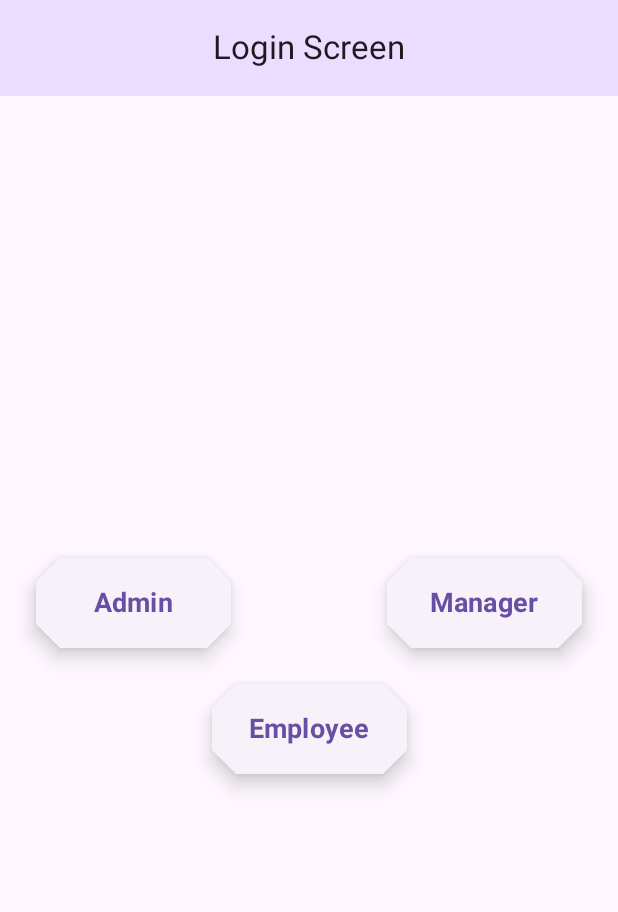
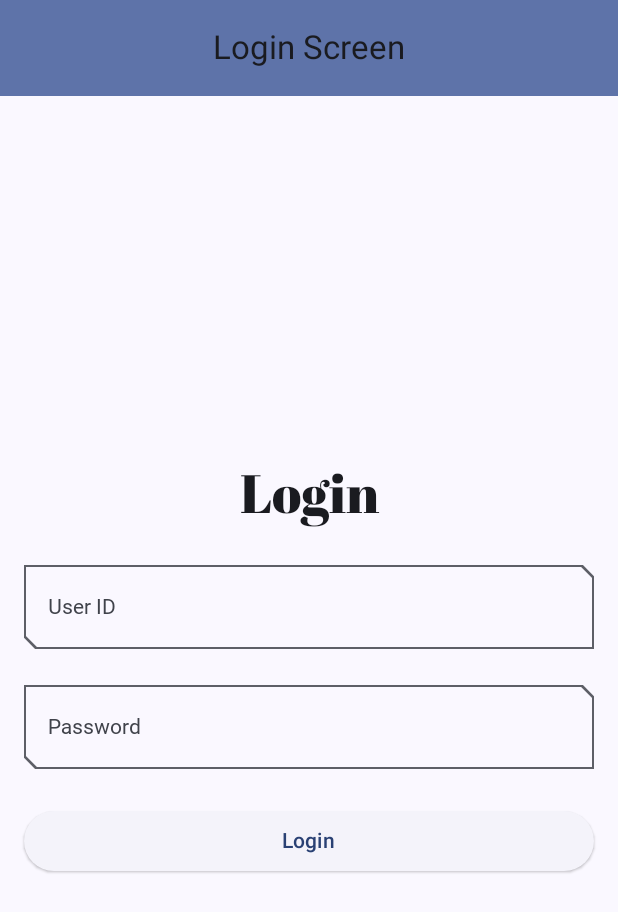
Before and after one commit to selva7378/EMPLOYEE-MANAGEMENT-SYSTEM, an Android app built with Jetpack Compose: the screen it shows after launch (MainActivity), on a phone screen of 412 x 824 dp. Shown: the top 912 px of the screen. Run offline under Robolectric (Android 15) with nearby library versions, the phone set to English and light mode, and no system bars; our stand-ins replace Room's generated code; Roboto replaces fonts that are not available here.

Commit message:
login screen changed

```diff
--- a/PrideNest/app/src/main/AndroidManifest.xml
+++ b/PrideNest/app/src/main/AndroidManifest.xml
@@ -1,6 +1,8 @@
 <?xml version="1.0" encoding="utf-8"?>
 <manifest xmlns:android="http://schemas.android.com/apk/res/android"
     xmlns:tools="http://schemas.android.com/tools">
+
+    <uses-permission android:name="android.permission.READ_EXTERNAL_STORAGE"/>
 
     <application
         android:name=".PrideNestApplication"
--- a/PrideNest/app/src/main/java/com/example/pridenest/MainActivity.kt
+++ b/PrideNest/app/src/main/java/com/example/pridenest/MainActivity.kt
@@ -24,7 +24,6 @@ class MainActivity : ComponentActivity() {
         enableEdgeToEdge()
         setContent {
             PrideNestTheme {
-
                 PrideNestApp(
                     modifier = Modifier
                 )
@@ -32,6 +31,7 @@ class MainActivity : ComponentActivity() {
             }
         }
     }
+
 }
 
 
--- a/PrideNest/app/src/main/java/com/example/pridenest/NavGraph.kt
+++ b/PrideNest/app/src/main/java/com/example/pridenest/NavGraph.kt
@@ -95,6 +95,16 @@ fun PrideNestApp(
                 modifier = Modifier.nestedScroll(scrollBehavior.nestedScrollConnection),
                 topBar = {
                     PrideAppBar(
+                        navigateToEmployeeDetailsScreen = {
+                            navController.navigate(PrideScreen.EMPLOYEE_DETAILS.name)
+                        },
+                        navigateToLoginScreen = {
+                            navController.navigate(PrideScreen.LOGIN_SCREEN.name) {
+                                popUpTo(PrideScreen.LOGIN_SCREEN.name) { // Pop everything except the login screen
+                                    inclusive = false // Keep the login screen in the backstack
+                                }
+                            }
+                        },
                         scrollBehavior = scrollBehavior,
                         currentScreen = currentScreen,
                         canNavigateBack = navController.previousBackStackEntry != null,
@@ -124,8 +134,7 @@ fun PrideNestApp(
                     when (lastLoggedInRole) {
                         "admin" -> PrideScreen.ADMIN_DASHBOARD.name
                         "manager" -> PrideScreen.MANAGER_DASHBOARD.name
-                        "employee" -> PrideScreen.EMPLOYEE_DETAILS.name
-                        else -> PrideScreen.LOGIN_SCREEN.name
+                        else -> PrideScreen.EMPLOYEE_DETAILS.name
                     }
                 } else {
                     PrideScreen.LOGIN_SCREEN.name
@@ -152,21 +161,22 @@ fun PrideNestApp(
                     modifier = Modifier.padding(innerPadding)
                 ) {
                     composable(route = PrideScreen.LOGIN_SCREEN.name) {
-                        RoleScreen(
-                            navigateToAdmin = { navController.navigate(PrideScreen.ADMIN_LOGIN.name) },
-                            navigateToManager = { navController.navigate(PrideScreen.MANAGER_LOGIN.name) },
-                            navigateToEmployee = { navController.navigate(PrideScreen.EMPLOYEE_LOGIN.name) },
-                        )
+//                        RoleScreen(
+//                            navigateToAdmin = { navController.navigate(PrideScreen.ADMIN_LOGIN.name) },
+//                            navigateToManager = { navController.navigate(PrideScreen.MANAGER_LOGIN.name) },
+//                            navigateToEmployee = { navController.navigate(PrideScreen.EMPLOYEE_LOGIN.name) },
+//                        )
+                        LoginScreen(onLoginSuccess)
                     }
-                    composable(route = PrideScreen.ADMIN_LOGIN.name) {
-                        AdminLogin(onLoginSuccess = onLoginSuccess)
-                    }
-                    composable(route = PrideScreen.MANAGER_LOGIN.name) {
-                        ManagerLogin(onLoginSuccess = onLoginSuccess)
-                    }
-                    composable(route = PrideScreen.EMPLOYEE_LOGIN.name) {
-                        EmployeeLogin(onLoginSuccess = onLoginSuccess)
-                    }
+//                    composable(route = PrideScreen.ADMIN_LOGIN.name) {
+//                        AdminLogin(onLoginSuccess = onLoginSuccess)
+//                    }
+//                    composable(route = PrideScreen.MANAGER_LOGIN.name) {
+//                        ManagerLogin(onLoginSuccess = onLoginSuccess)
+//                    }
+//                    composable(route = PrideScreen.EMPLOYEE_LOGIN.name) {
+//                        EmployeeLogin(onLoginSuccess = onLoginSuccess)
+//                    }
                     composable(route = PrideScreen.ADMIN_DASHBOARD.name) {
                         AdminDashboard(
                             { navController.navigate(PrideScreen.ADMIN_LISTING.name) },
@@ -211,6 +221,8 @@ fun PrideNestApp(
 @OptIn(ExperimentalMaterial3Api::class)
 @Composable
 fun PrideAppBar(
+    navigateToLoginScreen: () -> Unit,
+    navigateToEmployeeDetailsScreen: () -> Unit,
     scrollBehavior: TopAppBarScrollBehavior,
     currentScreen: PrideScreen,
     canNavigateBack: Boolean,
@@ -219,6 +231,7 @@ fun PrideAppBar(
 ) {
     val viewModel = LocalPrideNestViewModel.current
     val lastLoggedInUserId by viewModel.lastLoggedInUserId.collectAsState()
+    val lastLoggedInRole by viewModel.lastLoggedInRole.collectAsState()
     var expanded by remember { mutableStateOf(false) }  // State to track whether the menu is expanded
 
     CenterAlignedTopAppBar(
@@ -239,7 +252,6 @@ fun PrideAppBar(
             }
         },
         actions = {
-            // Menu icon button
             if (lastLoggedInUserId != null) {
                 IconButton(onClick = { expanded = true }) {
                     Icon(
@@ -249,18 +261,28 @@ fun PrideAppBar(
                 }
             }
 
-            // DropdownMenu to display options
             DropdownMenu(
                 expanded = expanded,
                 onDismissRequest = { expanded = false }
             ) {
+                if(lastLoggedInRole == "admin" || lastLoggedInRole == "manager") {
+                    DropdownMenuItem(
+                        text = { Text("Profile") },
+                        onClick = {
+                            expanded = false
+                            navigateToEmployeeDetailsScreen()
+                        }
+                    )
+                }
                 DropdownMenuItem(
                     text = { Text("Log Out") },
                     onClick = {
                         expanded = false
                         viewModel.logout()
+                        navigateToLoginScreen()
                     }
                 )
+
             }
         }
     )
--- a/PrideNest/app/src/main/java/com/example/pridenest/roomdb/EmployeesDao.kt
+++ b/PrideNest/app/src/main/java/com/example/pridenest/roomdb/EmployeesDao.kt
@@ -16,6 +16,9 @@ interface EmployeesDao {
 
     @Delete
     suspend fun delete(employee: Employee)
+
+    @Query("SELECT COUNT(*) FROM employees WHERE designation = 'admin'")
+    suspend fun getAdminCount(): Int
 
     @Query("SELECT team FROM Employees WHERE employeeId = :employeeId")
     suspend fun getTeamByEmployeeId(employeeId: Int): String?
--- a/PrideNest/app/src/main/java/com/example/pridenest/ui/screens/RoleScreen.kt
+++ b/PrideNest/app/src/main/java/com/example/pridenest/ui/screens/RoleScreen.kt
@@ -47,100 +47,100 @@ import com.example.pridenest.viewmodel.PrideNestViewModel
 import kotlinx.coroutines.launch
 
 
-@Composable
-fun RoleScreen(
-    navigateToAdmin: () -> Unit,
-    navigateToManager: () -> Unit,
-    navigateToEmployee: () -> Unit,
-    modifier: Modifier = Modifier
-) {
-
-    // Fancy gradient background
-    Box(
-        modifier = Modifier
-            .fillMaxSize(),
-        contentAlignment = Alignment.Center
-    ) {
-        Column(
-            modifier = Modifier
-                .padding(24.dp)
-                .fillMaxWidth(),
-            horizontalAlignment = Alignment.CenterHorizontally,
-            verticalArrangement = Arrangement.spacedBy(24.dp)
-        ) {
-            Row(
-                modifier = Modifier.fillMaxWidth(),
-                horizontalArrangement = Arrangement.SpaceBetween
-            ) {
-                // Admin Button
-                FancyButton(
-                    text = "Admin",
-                    onClick = navigateToAdmin,
-                )
-
-
-                // Manager Button
-                FancyButton(
-                    text = "Manager",
-                    onClick = navigateToManager,
-                )
-            }
-
-
-            // Employee Button
-            FancyButton(
-                text = "Employee",
-                onClick = navigateToEmployee,
-            )
-        }
-    }
-}
-
-// Reusable Fancy Button
-@Composable
-fun FancyButton(
-    text: String,
-    onClick: () -> Unit,
-) {
-    ElevatedButton(
-        onClick = onClick,
-        modifier = Modifier
-            .height(60.dp) // Set fixed height
-            .width(130.dp),
-        shape = CutCornerShape(topEnd = 16.dp, bottomStart = 16.dp, bottomEnd =  16.dp, topStart =  16.dp),
-        elevation = ButtonDefaults.elevatedButtonElevation(8.dp)
-    ) {
-        Text(
-            text = text,
-            fontWeight = FontWeight.Bold,
-            fontSize = 18.sp
-        )
-    }
-}
-
-
-@Composable
-fun EmployeeLogin(
-    onLoginSuccess: (String, String) -> Unit,
-    modifier: Modifier = Modifier
-) {
-    LoginScreen(onLoginSuccess, "employee")
-}
-
-@Composable
-fun AdminLogin(onLoginSuccess: (String, String) -> Unit, modifier: Modifier = Modifier) {
-    LoginScreen(onLoginSuccess, "admin")
-}
-
-@Composable
-fun ManagerLogin(onLoginSuccess: (String, String) -> Unit, modifier: Modifier = Modifier) {
-    LoginScreen(onLoginSuccess, "manager")
-}
+//@Composable
+//fun RoleScreen(
+//    navigateToAdmin: () -> Unit,
+//    navigateToManager: () -> Unit,
+//    navigateToEmployee: () -> Unit,
+//    modifier: Modifier = Modifier
+//) {
+//
+//    // Fancy gradient background
+//    Box(
+//        modifier = Modifier
+//            .fillMaxSize(),
+//        contentAlignment = Alignment.Center
+//    ) {
+//        Column(
+//            modifier = Modifier
+//                .padding(24.dp)
+//                .fillMaxWidth(),
+//            horizontalAlignment = Alignment.CenterHorizontally,
+//            verticalArrangement = Arrangement.spacedBy(24.dp)
+//        ) {
+//            Row(
+//                modifier = Modifier.fillMaxWidth(),
+//                horizontalArrangement = Arrangement.SpaceBetween
+//            ) {
+//                // Admin Button
+//                FancyButton(
+//                    text = "Admin",
+//                    onClick = navigateToAdmin,
+//                )
+//
+//
+//                // Manager Button
+//                FancyButton(
+//                    text = "Manager",
+//                    onClick = navigateToManager,
+//                )
+//            }
+//
+//
+//            // Employee Button
+//            FancyButton(
+//                text = "Employee",
+//                onClick = navigateToEmployee,
+//            )
+//        }
+//    }
+//}
+//
+//// Reusable Fancy Button
+//@Composable
+//fun FancyButton(
+//    text: String,
+//    onClick: () -> Unit,
+//) {
+//    ElevatedButton(
+//        onClick = onClick,
+//        modifier = Modifier
+//            .height(60.dp)
+//            .width(130.dp),
+//        shape = CutCornerShape(topEnd = 16.dp, bottomStart = 16.dp, bottomEnd =  16.dp, topStart =  16.dp),
+//        elevation = ButtonDefaults.elevatedButtonElevation(8.dp)
+//    ) {
+//        Text(
+//            text = text,
+//            fontWeight = FontWeight.Bold,
+//            fontSize = 18.sp
+//        )
+//    }
+//}
+//
+//
+//@Composable
+//fun EmployeeLogin(
+//    onLoginSuccess: (String, String) -> Unit,
+//    modifier: Modifier = Modifier
+//) {
+//    LoginScreen(onLoginSuccess, "employee")
+//}
+//
+//@Composable
+//fun AdminLogin(onLoginSuccess: (String, String) -> Unit, modifier: Modifier = Modifier) {
+//    LoginScreen(onLoginSuccess, "admin")
+//}
+//
+//@Composable
+//fun ManagerLogin(onLoginSuccess: (String, String) -> Unit, modifier: Modifier = Modifier) {
+//    LoginScreen(onLoginSuccess, "manager")
+//}
 
 @Composable
 fun LoginScreen(
     onLoginSuccess: (String, String) -> Unit,
-    role: String,
+//    role: String,
     modifier: Modifier = Modifier
 ) {
     var userId by remember { mutableStateOf("") }
@@ -159,7 +159,7 @@ fun LoginScreen(
         horizontalAlignment = Alignment.CenterHorizontally,
         verticalArrangement = Arrangement.Center
     ) {
-        Text(text = "Login as $role", style = MaterialTheme.typography.displayLarge)
+        Text(text = "Login", style = MaterialTheme.typography.displayLarge)
         Spacer(modifier = Modifier.height(16.dp))
         OutlinedTextField(
             keyboardOptions = KeyboardOptions(
@@ -186,17 +186,13 @@ fun LoginScreen(
         ElevatedButton(
             onClick = {
                 coroutineScope.launch {
-                    // Call ViewModel to validate user credentials
-                    employee = viewModel.validateEmployee(userId, password, role)
+                    employee = viewModel.validateEmployee(userId, password)
                     if (employee != null) {
-                        // Valid login, navigate to the next screen and pass userId
-                        onLoginSuccess(userId, role)
+                        onLoginSuccess(userId, employee!!.designation)
                     } else {
-                        // Invalid login, show Toast
                         Toast.makeText(context, "Invalid User ID or Password", Toast.LENGTH_SHORT).show()
                     }
                 }
-
             },
             modifier = Modifier.fillMaxWidth()
         ) {
--- a/PrideNest/app/src/main/java/com/example/pridenest/ui/screens/admin/AdminDashboard.kt
+++ b/PrideNest/app/src/main/java/com/example/pridenest/ui/screens/admin/AdminDashboard.kt
@@ -17,9 +17,9 @@ fun AdminDashboard(
     val viewModel = LocalPrideNestViewModel.current
     val totalEmployeeCount by viewModel.dbSize.collectAsState()
     val uniqueTeamCount by viewModel.uniqueTeamCount.collectAsState()
-    viewModel.getRecentHiresOverall()
     val recentHire by viewModel.allEmployeesList.collectAsState()
     LaunchedEffect(Unit) {
+        viewModel.getRecentHiresOverall()
         viewModel.setDbSize()
         viewModel.setUniqueTeamCount()
     }
--- a/PrideNest/app/src/main/java/com/example/pridenest/ui/screens/admin/EmployeeEditScreen.kt
+++ b/PrideNest/app/src/main/java/com/example/pridenest/ui/screens/admin/EmployeeEditScreen.kt
@@ -61,12 +61,16 @@ private fun EmployeeDetailsBody(
         verticalArrangement = Arrangement.spacedBy(dimensionResource(id = R.dimen.padding_medium))
     ) {
         var deleteConfirmationRequired by rememberSaveable { mutableStateOf(false) }
+
+        if (employeeToDelete != null) {
             EmployeeCard(
                 allowCardClick = false,
                 navigateToEditScreen = {},
                 employee = employeeToDelete,
                 modifier = Modifier.fillMaxWidth()
             )
+        }
+
 
         OutlinedButton(
             onClick = { deleteConfirmationRequired = true },
--- a/PrideNest/app/src/main/java/com/example/pridenest/ui/screens/utility/RecentHire.kt
+++ b/PrideNest/app/src/main/java/com/example/pridenest/ui/screens/utility/RecentHire.kt
@@ -4,6 +4,7 @@ import androidx.compose.foundation.layout.fillMaxSize
 import androidx.compose.foundation.layout.padding
 import androidx.compose.foundation.lazy.LazyColumn
 import androidx.compose.foundation.lazy.items
+import androidx.compose.foundation.lazy.rememberLazyListState
 import androidx.compose.runtime.Composable
 import androidx.compose.runtime.collectAsState
 import androidx.compose.runtime.getValue
@@ -18,7 +19,9 @@ fun RecentHire(
     recentHire: List<Employee>,
     modifier: Modifier
 ) {
+    val listState = rememberLazyListState()
     LazyColumn(
+        state = listState,
         modifier = modifier.fillMaxSize(),
 
         ) {
--- a/PrideNest/app/src/main/java/com/example/pridenest/ui/theme/Theme.kt
+++ b/PrideNest/app/src/main/java/com/example/pridenest/ui/theme/Theme.kt
@@ -83,7 +83,7 @@ private val DarkColorScheme = darkColorScheme(
 @Composable
 fun PrideNestTheme(
     darkTheme: Boolean = isSystemInDarkTheme(),
-    dynamicColor: Boolean = false,
+    dynamicColor: Boolean = true,
     content: @Composable () -> Unit
 ) {
     val colorScheme = when {
--- a/PrideNest/gradle/libs.versions.toml
+++ b/PrideNest/gradle/libs.versions.toml
@@ -1,5 +1,5 @@
 [versions]
-agp = "8.6.0"
+agp = "8.7.0"
 kotlin = "1.9.0"
 coreKtx = "1.13.1"
 junit = "4.13.2"
```
Also changed, not shown: PrideNest/app/src/main/java/com/example/pridenest/repository/EmployeesDatabaseRepository.kt (+14 -3 lines), PrideNest/app/src/main/java/com/example/pridenest/ui/screens/admin/EmployeeAddScreen.kt (+12 -11 lines), PrideNest/app/src/main/java/com/example/pridenest/ui/screens/employee/EmployeeDetailScreen.kt (+6 -2 lines), PrideNest/app/src/main/java/com/example/pridenest/ui/screens/utility/ListingScreen.kt (+36 -23 lines), PrideNest/app/src/main/java/com/example/pridenest/viewmodel/PrideNestViewModel.kt (+2 -10 lines), PrideNest/gradle/wrapper/gradle-wrapper.properties, 4 other files. Lines whose indentation alone changed are shown as unchanged.
